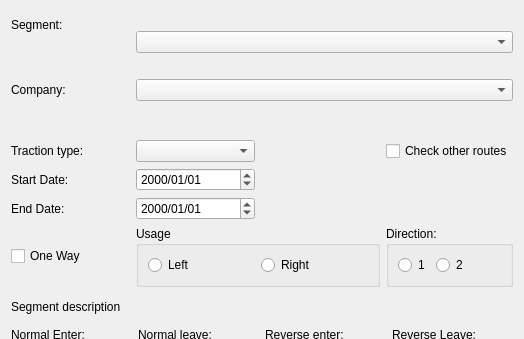
Qt form mapper_app/ui/routedlg.ui (allenck/mapper) before a commit; both pictures show x 0 to 524 and y 0 to 339 of the 524 by 513 pixel window.
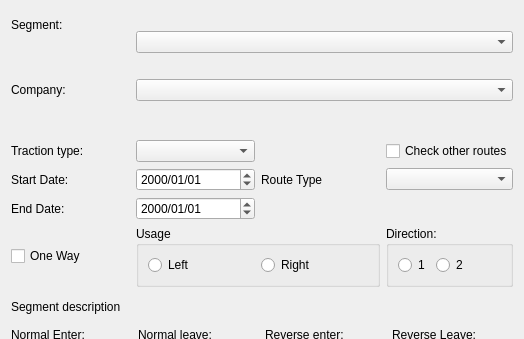
The same form after that commit. Custom widgets are drawn as their Qt base class.

```diff
--- a/mapper_app/ui/routedlg.ui
+++ b/mapper_app/ui/routedlg.ui
@@ -417,6 +417,16 @@
      </property>
     </widget>
    </item>
+   <item row="5" column="2">
+    <widget class="QLabel" name="label_6">
+     <property name="text">
+      <string>Route Type</string>
+     </property>
+    </widget>
+   </item>
+   <item row="5" column="3">
+    <widget class="QComboBox" name="cbRouteType"/>
+   </item>
   </layout>
  </widget>
  <customwidgets>
```
